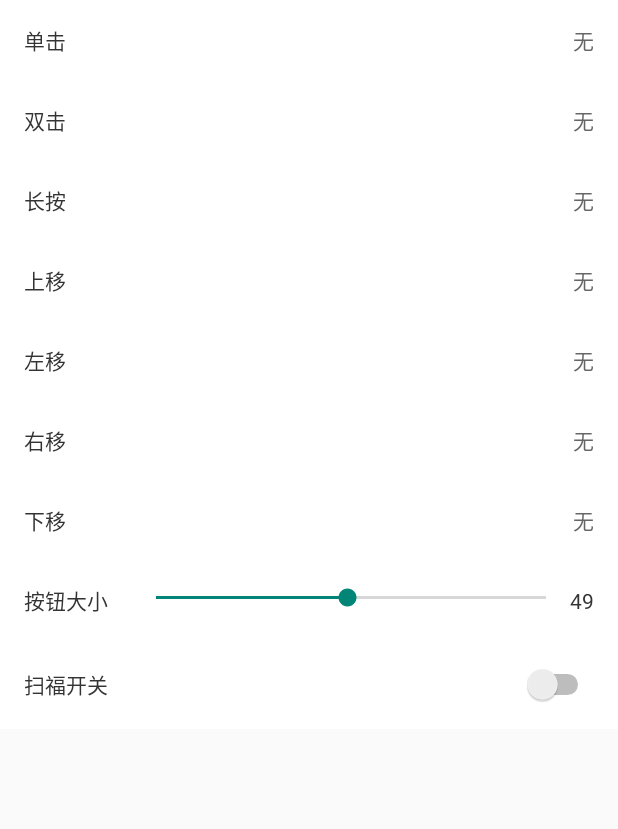
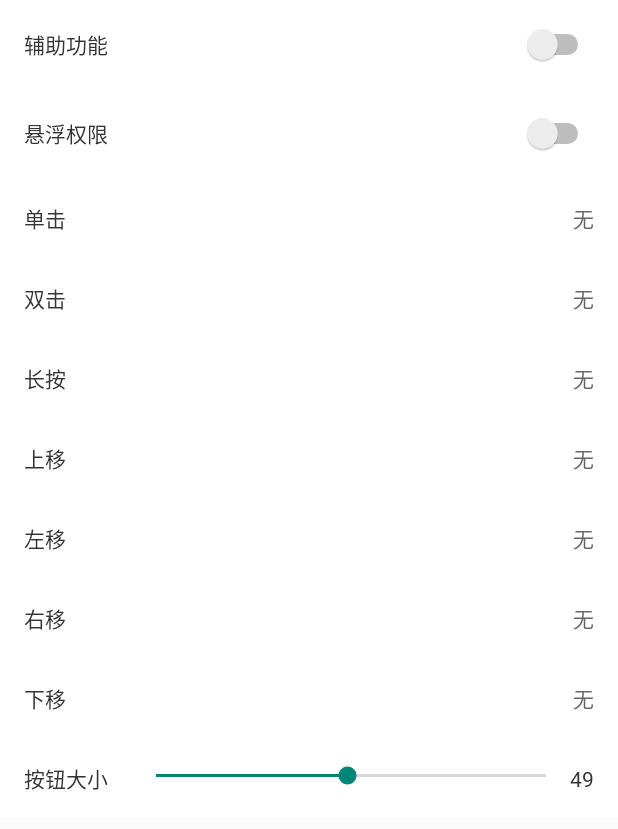
Before and after one commit to m15089256281/YaoTouch, an Android app: the screen it shows after launch (MainActivity), on a phone screen of 412 x 824 dp. Shown: the top 829 px of the screen. Run offline under Robolectric (Android 15) with nearby library versions, the phone set to English and light mode, and no system bars.

Commit message:
去除扫福，改变悬浮球间距

```diff
--- a/app/src/main/assets/sponsorActions.txt
+++ b/app/src/main/assets/sponsorActions.txt
@@ -1,3 +1,3 @@
-返回键&0
-Home键&1
-菜单键&2
+返回&0
+Home&1
+任务列表&2
--- a/app/src/main/java/com/yao/yaotouch/ui/FloatView.java
+++ b/app/src/main/java/com/yao/yaotouch/ui/FloatView.java
@@ -127,7 +127,7 @@ public class FloatView implements View.OnClickListener, View.OnLongClickListener
             case MotionEvent.ACTION_MOVE:   //捕获手指触摸移动动作
                 updateViewPosition();
                 //移动距离大于10,不响应长按事件
-                if (Math.abs(event.getX() - mTouchStartX) + Math.abs(event.getY() - mTouchStartY) > 10)
+                if (Math.abs(event.getX() - mTouchStartX) + Math.abs(event.getY() - mTouchStartY) > 5)
                     isLongClick = false;
                 return true;
             case MotionEvent.ACTION_UP:    //捕获手指触摸离开动作
--- a/app/src/main/java/com/yao/yaotouch/ui/MainActivity.java
+++ b/app/src/main/java/com/yao/yaotouch/ui/MainActivity.java
@@ -1,22 +1,25 @@
 package com.yao.yaotouch.ui;
 
 import android.content.Context;
+import android.content.Intent;
 import android.content.SharedPreferences;
+import android.os.Build;
 import android.os.Bundle;
+import android.provider.Settings;
 import android.support.v7.app.AppCompatActivity;
 import android.support.v7.widget.LinearLayoutManager;
 import android.support.v7.widget.RecyclerView;
-import android.widget.CompoundButton;
+import android.view.View;
 import android.widget.SeekBar;
 import android.widget.Switch;
 import android.widget.TextView;
 
-import com.yao.yaotouch.bean.Action;
 import com.yao.yaotouch.R;
-import com.yao.yaotouch.adapter.SettingAdapter;
-import com.yao.yaotouch.bean.SettingBean;
 import com.yao.yaotouch.TouchService;
 import com.yao.yaotouch.YaoTouchApp;
+import com.yao.yaotouch.adapter.SettingAdapter;
+import com.yao.yaotouch.bean.Action;
+import com.yao.yaotouch.bean.SettingBean;
 
 import java.io.BufferedReader;
 import java.io.InputStreamReader;
@@ -27,19 +30,24 @@ import static com.yao.yaotouch.utils.ConfigurationUtil.settingList;
 import static com.yao.yaotouch.utils.ConfigurationUtil.sponsorActions;
 
 
-public class MainActivity extends AppCompatActivity implements SeekBar.OnSeekBarChangeListener {
+public class MainActivity extends AppCompatActivity implements SeekBar.OnSeekBarChangeListener, View.OnClickListener {
 
     RecyclerView recyclerView;
     Context context = this;
     SettingAdapter adapter;
     SeekBar seekBar;
     TextView sizeTv;
-    Switch isScanSw;
+    Switch isAccessibility, isFloat;
 
     @Override
     protected void onCreate(Bundle savedInstanceState) {
         super.onCreate(savedInstanceState);
         setContentView(R.layout.activity_main);
+    }
+
+    @Override
+    protected void onResume() {
+        super.onResume();
         initView();
     }
 
@@ -57,14 +65,13 @@ public class MainActivity extends AppCompatActivity implements SeekBar.OnSeekBar
         sizeTv = (TextView) findViewById(R.id.tv_size);
         sizeTv.setText(TouchService.size + "");
 
-        isScanSw = (Switch) findViewById(R.id.is_scan);
-        isScanSw.setOnCheckedChangeListener(new CompoundButton.OnCheckedChangeListener() {
-            @Override
-            public void onCheckedChanged(CompoundButton buttonView, boolean isChecked) {
-                TouchService.isScan = isChecked;
-            }
-        });
+        isAccessibility = (Switch) findViewById(R.id.is_accessibility);
+        isFloat = (Switch) findViewById(R.id.is_float);
+        isAccessibility.setOnClickListener(this);
+        isFloat.setOnClickListener(this);
 
+        isAccessibility.setChecked(TouchService.isAccessibilitySettingsOn(this));
+        isFloat.setChecked(Build.VERSION.SDK_INT >= 23 && Settings.canDrawOverlays(this) || Build.VERSION.SDK_INT < 23);
         if (settingList.size() == 0) {
             for (Action action : responseActions) {
                 SettingBean bean = new SettingBean();
@@ -123,4 +130,19 @@ public class MainActivity extends AppCompatActivity implements SeekBar.OnSeekBar
     public void onStopTrackingTouch(SeekBar seekBar) {
 
     }
+
+    @Override
+    public void onClick(View v) {
+        switch (v.getId()) {
+            case R.id.is_accessibility:
+                // 引导至辅助功能设置页面
+                startActivity(new Intent(Settings.ACTION_ACCESSIBILITY_SETTINGS));
+                break;
+            case R.id.is_float:
+                Intent intent = new Intent(Settings.ACTION_MANAGE_OVERLAY_PERMISSION);
+                intent.addFlags(Intent.FLAG_ACTIVITY_NEW_TASK);
+                startActivityForResult(intent, 1);
+                break;
+        }
+    }
 }
--- a/app/src/main/res/drawable/round_white.xml
+++ b/app/src/main/res/drawable/round_white.xml
@@ -6,7 +6,7 @@
     <solid android:color="#1a000000"/>
 
     <stroke
-        android:width="2dp"
+        android:width="1.5dp"
         android:color="#fff"/>
 
 </shape>
--- a/app/src/main/res/layout/activity_main.xml
+++ b/app/src/main/res/layout/activity_main.xml
@@ -4,6 +4,60 @@
     android:layout_width="match_parent"
     android:layout_height="match_parent"
     android:orientation="vertical">
+
+    <LinearLayout
+        android:layout_width="match_parent"
+        android:layout_height="wrap_content"
+        android:background="@drawable/bg_white_press"
+        android:orientation="horizontal"
+        android:padding="16dp">
+
+
+        <TextView
+            android:layout_width="wrap_content"
+            android:layout_height="wrap_content"
+            android:text="辅助功能"
+            android:textColor="@color/font_black"
+            android:textSize="14sp"/>
+
+        <View
+            android:layout_width="0dp"
+            android:layout_height="0dp"
+            android:layout_weight="1"/>
+
+        <Switch
+            android:id="@+id/is_accessibility"
+            android:layout_width="wrap_content"
+            android:layout_height="wrap_content"/>
+
+    </LinearLayout>
+
+    <LinearLayout
+        android:layout_width="match_parent"
+        android:layout_height="wrap_content"
+        android:background="@drawable/bg_white_press"
+        android:orientation="horizontal"
+        android:padding="16dp">
+
+
+        <TextView
+            android:layout_width="wrap_content"
+            android:layout_height="wrap_content"
+            android:text="悬浮权限"
+            android:textColor="@color/font_black"
+            android:textSize="14sp"/>
+
+        <View
+            android:layout_width="0dp"
+            android:layout_height="0dp"
+            android:layout_weight="1"/>
+
+        <Switch
+            android:id="@+id/is_float"
+            android:layout_width="wrap_content"
+            android:layout_height="wrap_content"/>
+
+    </LinearLayout>
 
     <android.support.v7.widget.RecyclerView
         android:id="@+id/recycler_view"
@@ -13,9 +67,9 @@
 
 
     <LinearLayout
-        android:background="@drawable/bg_white_press"
         android:layout_width="match_parent"
         android:layout_height="wrap_content"
+        android:background="@drawable/bg_white_press"
         android:orientation="horizontal"
         android:padding="16dp">
 
@@ -45,32 +99,4 @@
             android:textSize="14sp"/>
     </LinearLayout>
 
-    <LinearLayout
-        android:background="@drawable/bg_white_press"
-        android:layout_width="match_parent"
-        android:layout_height="wrap_content"
-        android:orientation="horizontal"
-        android:padding="16dp">
-
-
-        <TextView
-            android:layout_width="wrap_content"
-            android:layout_height="wrap_content"
-            android:text="扫福开关"
-            android:textColor="@color/font_black"
-            android:textSize="14sp"/>
-
-        <View
-            android:layout_width="0dp"
-            android:layout_height="0dp"
-            android:layout_weight="1"/>
-
-        <Switch
-            android:id="@+id/is_scan"
-            android:layout_width="wrap_content"
-            android:layout_height="wrap_content"/>
-
-    </LinearLayout>
-
-
 </LinearLayout>
```
Also changed, not shown: app/src/main/java/com/yao/yaotouch/TouchService.java (+23 -52 lines), app/src/main/res/layout/touch_layout.xml (+10 -3 lines).
